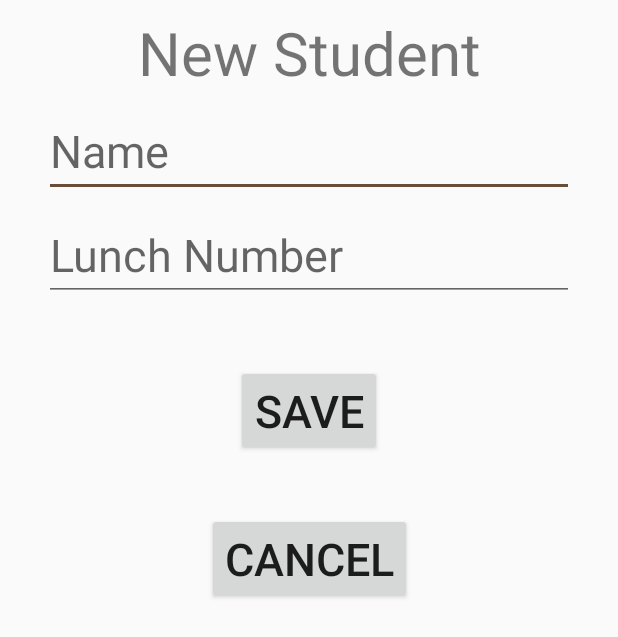
After one commit to Kaasa-Alec/BasicAssessments, an Android app: the layout fragment_new_student.xml on its own in the app's theme, with its tools: preview values and no code run, on a phone screen of 412 x 824 dp. The commit adds this screen. Shown: the top 637 px of the screen. Run offline under Robolectric (Android 15) with nearby library versions, the phone set to English and light mode, and no system bars.

Commit message:
Some initial view stuff

```diff
--- a/app/build.gradle
+++ b/app/build.gradle
@@ -27,4 +27,8 @@ dependencies {
     androidTestImplementation 'com.android.support.test:runner:1.0.2'
     androidTestImplementation 'com.android.support.test.espresso:espresso-core:3.0.2'
     implementation 'com.android.support:support-v4:28.0.0'
+
+    implementation "android.arch.persistence.room:runtime:1.1.1"
+    annotationProcessor "android.arch.persistence.room:compiler:1.1.1"
+
 }
--- /dev/null
+++ b/app/src/main/res/layout/fragment_new_student.xml
@@ -0,0 +1,96 @@
+<?xml version="1.0" encoding="utf-8"?>
+<android.support.constraint.ConstraintLayout
+    xmlns:android="http://schemas.android.com/apk/res/android"
+    xmlns:app="http://schemas.android.com/apk/res-auto"
+    xmlns:tools="http://schemas.android.com/tools"
+    android:layout_width="match_parent"
+    android:layout_height="match_parent">
+
+    <TextView
+        android:id="@+id/textView"
+        android:layout_width="wrap_content"
+        android:layout_height="wrap_content"
+        android:layout_marginStart="8dp"
+        android:layout_marginLeft="8dp"
+        android:layout_marginTop="8dp"
+        android:layout_marginEnd="8dp"
+        android:layout_marginRight="8dp"
+        android:gravity="center"
+        android:text="New Student"
+        android:textSize="40sp"
+        app:layout_constraintEnd_toEndOf="parent"
+        app:layout_constraintStart_toStartOf="parent"
+        app:layout_constraintTop_toTopOf="parent" />
+
+    <EditText
+        android:id="@+id/student_name"
+        android:layout_width="wrap_content"
+        android:layout_height="wrap_content"
+        android:layout_marginStart="8dp"
+        android:layout_marginLeft="8dp"
+        android:layout_marginTop="8dp"
+        android:layout_marginEnd="8dp"
+        android:layout_marginRight="8dp"
+        android:contentDescription="Name"
+        android:ems="10"
+        android:hint="Name"
+        android:inputType="textPersonName"
+        android:textSize="30sp"
+        app:layout_constraintEnd_toEndOf="parent"
+        app:layout_constraintStart_toStartOf="parent"
+        app:layout_constraintTop_toBottomOf="@+id/textView"
+        tools:ignore="MissingConstraints" />
+
+    <EditText
+        android:id="@+id/student_id"
+        android:layout_width="wrap_content"
+        android:layout_height="wrap_content"
+        android:layout_marginStart="8dp"
+        android:layout_marginLeft="8dp"
+        android:layout_marginTop="8dp"
+        android:layout_marginEnd="8dp"
+        android:layout_marginRight="8dp"
+        android:contentDescription="Student ID Number"
+        android:ems="10"
+        android:hint="Lunch Number"
+        android:inputType="textPersonName"
+        android:textSize="30sp"
+        app:layout_constraintEnd_toEndOf="parent"
+        app:layout_constraintStart_toStartOf="parent"
+        app:layout_constraintTop_toBottomOf="@+id/student_name"
+        tools:ignore="MissingConstraints" />
+
+    <Button
+        android:id="@+id/button_save"
+        android:layout_width="wrap_content"
+        android:layout_height="wrap_content"
+        android:layout_marginTop="8dp"
+        android:text="Save"
+        android:textSize="30sp"
+        app:layout_constraintBottom_toBottomOf="parent"
+        app:layout_constraintEnd_toEndOf="parent"
+        app:layout_constraintStart_toStartOf="parent"
+        app:layout_constraintTop_toBottomOf="@+id/student_id"
+        app:layout_constraintVertical_bias="0.062"
+        tools:ignore="MissingConstraints" />
+
+    <Button
+        android:id="@+id/cancel_button"
+        android:layout_width="wrap_content"
+        android:layout_height="wrap_content"
+        android:layout_marginStart="8dp"
+        android:layout_marginLeft="8dp"
+        android:layout_marginTop="8dp"
+        android:layout_marginEnd="8dp"
+        android:layout_marginRight="8dp"
+        android:layout_marginBottom="8dp"
+        android:text="Cancel"
+        android:textSize="30sp"
+        app:layout_constraintBottom_toBottomOf="parent"
+        app:layout_constraintEnd_toEndOf="parent"
+        app:layout_constraintHorizontal_bias="0.502"
+        app:layout_constraintStart_toStartOf="parent"
+        app:layout_constraintTop_toBottomOf="@+id/button_save"
+        app:layout_constraintVertical_bias="0.068"
+        tools:ignore="MissingConstraints" />
+</android.support.constraint.ConstraintLayout>
--- a/app/src/main/res/values/strings.xml
+++ b/app/src/main/res/values/strings.xml
@@ -17,4 +17,7 @@
     <string name="carrot_trail">Current Student>Bugs Bunny</string>
     <string name="action_settings">Settings</string>
     <string name="section_format">Hello World from section: %1$d</string>
+
+    <!-- TODO: Remove or change this placeholder text -->
+    <string name="hello_blank_fragment">Hello blank fragment</string>
 </resources>
```
Also changed, not shown: app/src/main/res/layout/activity_new_student.xml (+15 -48 lines), app/src/main/res/layout/fragment_add_student.xml (added, +15 -0 lines).
